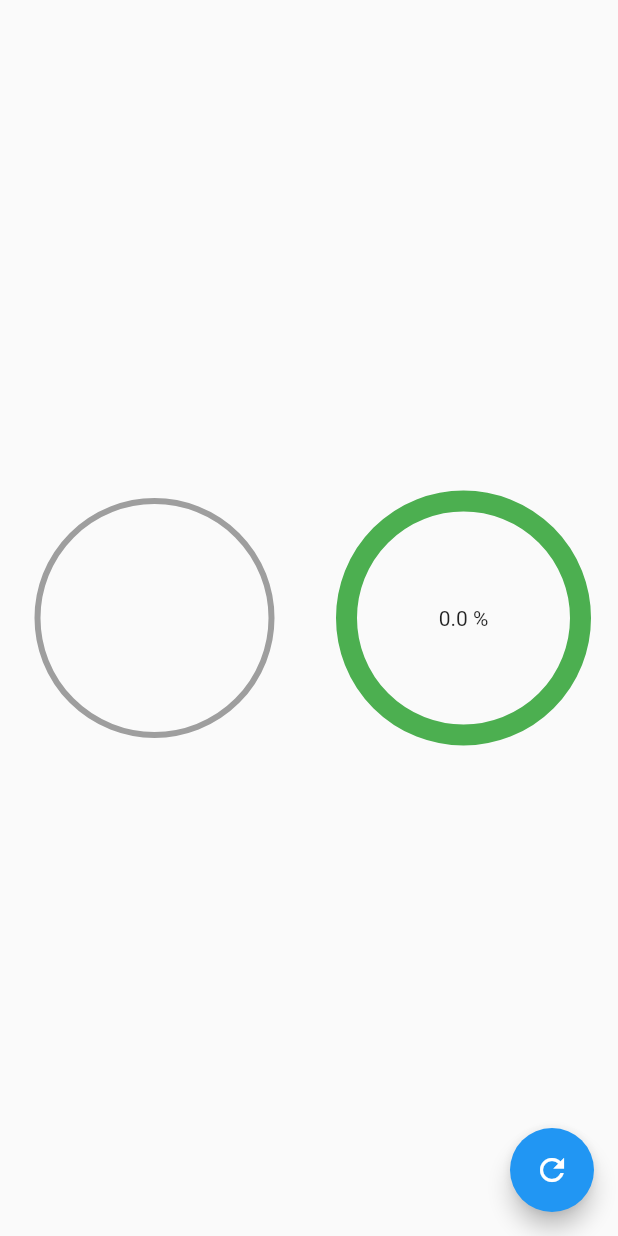
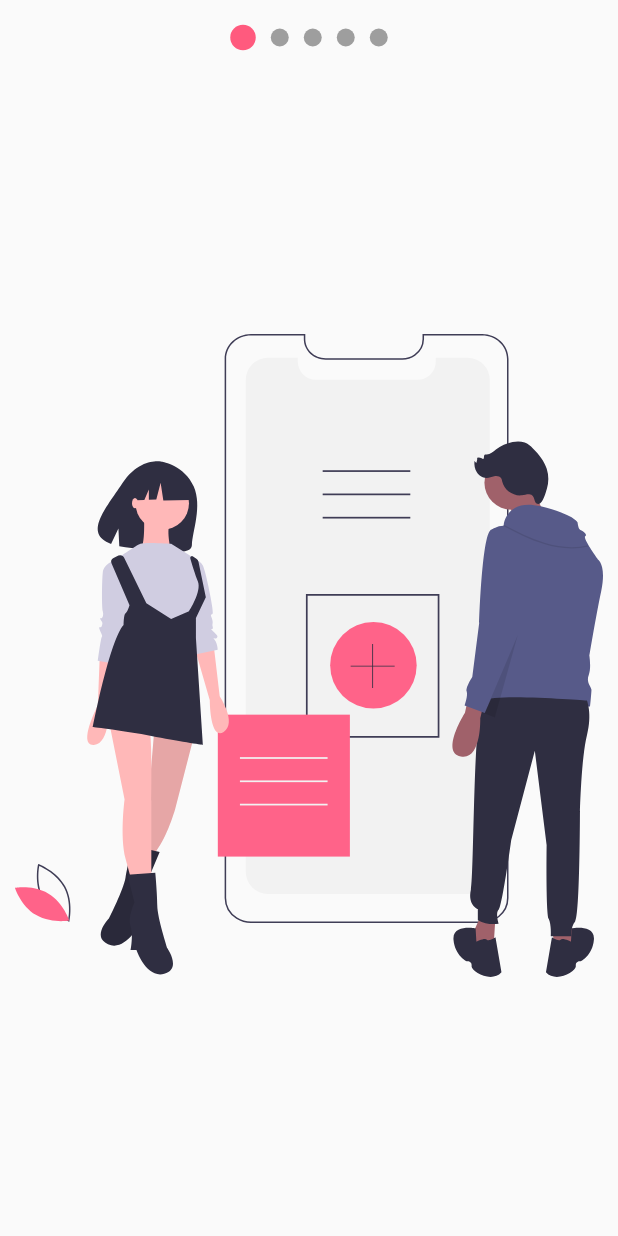
Before and after one commit to jdgn94/custom_painter_and_animations_flutter, a Flutter app: the screen it shows after launch, on a phone screen of 412 x 824 dp. Run offline on Flutter 3.47's test engine with Material 2 defaults, Android fonts, the light colour scheme and no system bars; our stand-ins replace flutter_svg.

Commit message:
se crea un slideshow que puede ser reutilizado

```diff
--- a/lib/main.dart
+++ b/lib/main.dart
@@ -1,6 +1,7 @@
 import 'package:flutter/material.dart';
 
-import 'package:custom_painter/src/pages/graficas_circulares_page.dart';
+import 'package:custom_painter/src/pages/slideshow_page.dart';
+// import 'package:custom_painter/src/pages/graficas_circulares_page.dart';
 // import 'package:custom_painter/src/lab/cicular_progres_page.dart';
 // import 'package:custom_painter/src/challenges/cuadrado_animado_page.dart';
 // import 'package:custom_painter/src/pages/animations_page.dart';
@@ -14,7 +15,7 @@ class MyApp extends StatelessWidget {
     return MaterialApp(
       title: 'Material App',
       debugShowCheckedModeBanner: false,
-      home: GraficasCircularesPage(),
+      home: SlideshowPage(),
     );
   }
 }
--- /dev/null
+++ b/lib/src/models/slider_model.dart
@@ -0,0 +1,12 @@
+import 'package:flutter/material.dart';
+
+class SliderModel with ChangeNotifier {
+  double _currentPage = 0;
+
+  double get currentPage => this._currentPage;
+
+  set currentPage(double page) {
+    this._currentPage = page;
+    notifyListeners();
+  }
+}
--- /dev/null
+++ b/lib/src/pages/slideshow_page.dart
@@ -0,0 +1,25 @@
+import 'package:flutter/material.dart';
+
+import 'package:custom_painter/src/widgets/slideshow.dart';
+import 'package:flutter_svg/flutter_svg.dart';
+
+class SlideshowPage extends StatelessWidget {
+  @override
+  Widget build(BuildContext context) {
+    return Scaffold(
+      body: Slideshow(
+        indicatorTop: true,
+        primaryColor: Color(0xffFF5A7E),
+        primaryBullet: 17,
+        secondaryBullet: 12,
+        slides: <Widget>[
+          SvgPicture.asset('assets/svgs/slide-1.svg'),
+          SvgPicture.asset('assets/svgs/slide-2.svg'),
+          SvgPicture.asset('assets/svgs/slide-3.svg'),
+          SvgPicture.asset('assets/svgs/slide-4.svg'),
+          SvgPicture.asset('assets/svgs/slide-5.svg'),
+        ],
+      ),
+    );
+  }
+}
--- /dev/null
+++ b/lib/src/widgets/slideshow.dart
@@ -0,0 +1,185 @@
+import 'package:flutter/material.dart';
+
+import 'package:provider/provider.dart';
+
+class Slideshow extends StatelessWidget {
+  final List<Widget> slides;
+  final bool indicatorTop;
+  final Color primaryColor;
+  final Color secondaryColor;
+  final double primaryBullet;
+  final double secondaryBullet;
+
+  const Slideshow({
+    @required this.slides,
+    this.indicatorTop = false,
+    this.primaryColor = Colors.blue,
+    this.secondaryColor = Colors.grey,
+    this.primaryBullet = 12.0,
+    this.secondaryBullet = 12.0,
+  });
+
+  @override
+  Widget build(BuildContext context) {
+    return ChangeNotifierProvider(
+      create: (_) => new _SlideshowModel(),
+      child: SafeArea(
+        child: Builder(
+          builder: (BuildContext context) {
+            Provider.of<_SlideshowModel>(context).primaryColor =
+                this.primaryColor;
+            Provider.of<_SlideshowModel>(context).secondaryColor =
+                this.secondaryColor;
+            Provider.of<_SlideshowModel>(context).primaryBullet =
+                this.primaryBullet;
+            Provider.of<_SlideshowModel>(context).secondaryBullet =
+                this.secondaryBullet;
+
+            return Column(
+              children: [
+                if (indicatorTop) _Dots(this.slides.length),
+                Expanded(
+                  child: _Slides(this.slides),
+                ),
+                if (!indicatorTop) _Dots(this.slides.length),
+              ],
+            );
+          },
+        ),
+      ),
+    );
+  }
+}
+
+class _Slides extends StatefulWidget {
+  final List<Widget> slides;
+
+  const _Slides(this.slides);
+
+  @override
+  __SlidesState createState() => __SlidesState();
+}
+
+class __SlidesState extends State<_Slides> {
+  final pageViewController = new PageController();
+
+  @override
+  void initState() {
+    pageViewController.addListener(() {
+      Provider.of<_SlideshowModel>(context, listen: false).currentPage =
+          pageViewController.page;
+    });
+    super.initState();
+  }
+
+  @override
+  void dispose() {
+    pageViewController?.dispose();
+    super.dispose();
+  }
+
+  @override
+  Widget build(BuildContext context) {
+    return Container(
+      child: PageView(
+        controller: pageViewController,
+        children: widget.slides.map((slide) => _Slide(slide)).toList(),
+      ),
+    );
+  }
+}
+
+class _Slide extends StatelessWidget {
+  final Widget slide;
+
+  const _Slide(this.slide);
+
+  @override
+  Widget build(BuildContext context) {
+    return Container(
+      width: double.infinity,
+      height: double.infinity,
+      padding: EdgeInsets.all(10),
+      child: slide,
+    );
+  }
+}
+
+class _Dots extends StatelessWidget {
+  final int totalSlides;
+
+  const _Dots(
+    this.totalSlides,
+  );
+
+  @override
+  Widget build(BuildContext context) {
+    return Container(
+      height: 50,
+      width: double.infinity,
+      child: Row(
+        mainAxisAlignment: MainAxisAlignment.center,
+        children: List.generate(this.totalSlides, (i) => _Dot(i)),
+      ),
+    );
+  }
+}
+
+class _Dot extends StatelessWidget {
+  final index;
+
+  const _Dot(this.index);
+
+  @override
+  Widget build(BuildContext context) {
+    final ssModel = Provider.of<_SlideshowModel>(context);
+
+    final dotActive =
+        ssModel.currentPage >= index - 0.5 && ssModel.currentPage < index + 0.5;
+
+    return AnimatedContainer(
+      duration: Duration(microseconds: 1000),
+      width: dotActive ? ssModel.primaryBullet : ssModel.secondaryBullet,
+      height: dotActive ? ssModel.primaryBullet : ssModel.secondaryBullet,
+      margin: EdgeInsets.symmetric(horizontal: 5),
+      decoration: BoxDecoration(
+        color: dotActive ? ssModel.primaryColor : ssModel.secondaryColor,
+        shape: BoxShape.circle,
+      ),
+    );
+  }
+}
+
+class _SlideshowModel with ChangeNotifier {
+  double _currentPage = 0;
+  Color _primaryColor = Colors.blue;
+  Color _secondaryColor = Colors.grey;
+  double _primaryBullet = 12;
+  double _secondaryBullet = 12;
+
+  double get currentPage => this._currentPage;
+  set currentPage(double page) {
+    this._currentPage = page;
+    notifyListeners();
+  }
+
+  Color get primaryColor => this._primaryColor;
+  set primaryColor(Color color) {
+    this._primaryColor = color;
+  }
+
+  Color get secondaryColor => this._secondaryColor;
+  set secondaryColor(Color color) {
+    this._secondaryColor = color;
+  }
+
+  double get primaryBullet => this._primaryBullet;
+  set primaryBullet(double value) {
+    this._primaryBullet = value;
+  }
+
+  double get secondaryBullet => this._secondaryBullet;
+  set secondaryBullet(double value) {
+    this._secondaryBullet = value;
+  }
+}
--- a/pubspec.yaml
+++ b/pubspec.yaml
@@ -28,6 +28,8 @@ dependencies:
   # The following adds the Cupertino Icons font to your application.
   # Use with the CupertinoIcons class for iOS style icons.
   cupertino_icons: ^1.0.2
+  flutter_svg: ^0.20.0-nullsafety.3
+  provider:
 
 dev_dependencies:
   flutter_test:
@@ -45,7 +47,8 @@ flutter:
   uses-material-design: true
 
   # To add assets to your application, add an assets section, like this:
-  # assets:
+  assets:
+    - assets/svgs/
   #   - images/a_dot_burr.jpeg
   #   - images/a_dot_ham.jpeg
 
```
Also changed, not shown: lib/src/lab/slideshow.dart (added, +119 -0 lines), assets/svgs/slide-1.svg (added), assets/svgs/slide-2.svg (added), assets/svgs/slide-3.svg (added), assets/svgs/slide-4.svg (added), assets/svgs/slide-5.svg (added), pubspec.lock.
